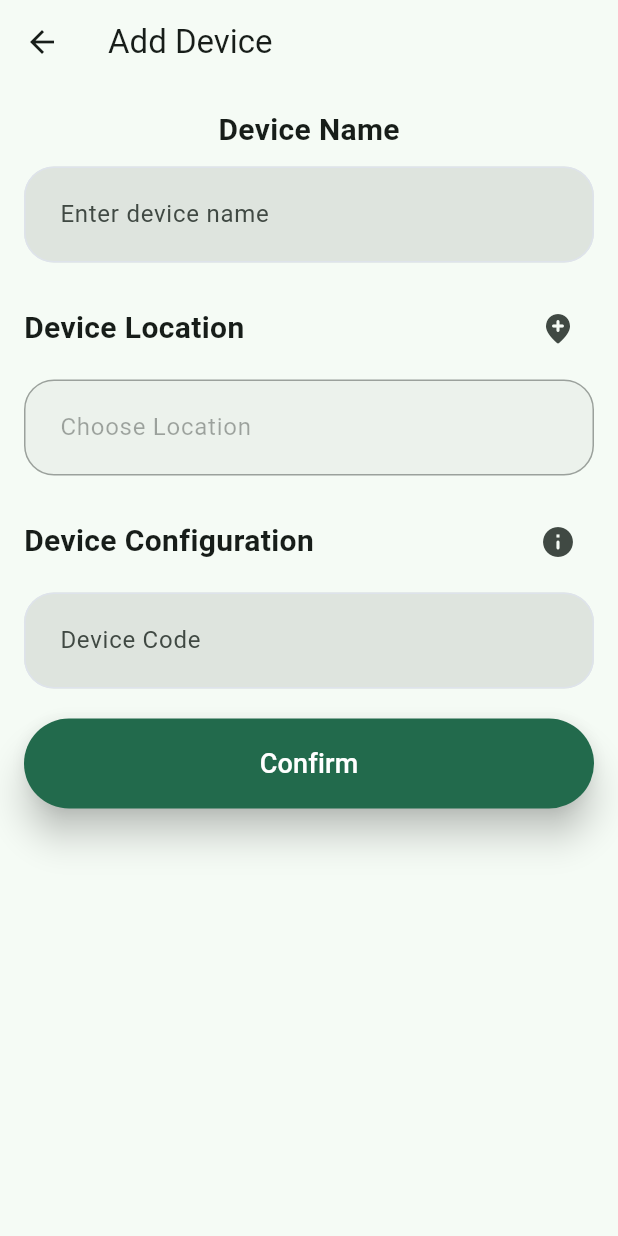
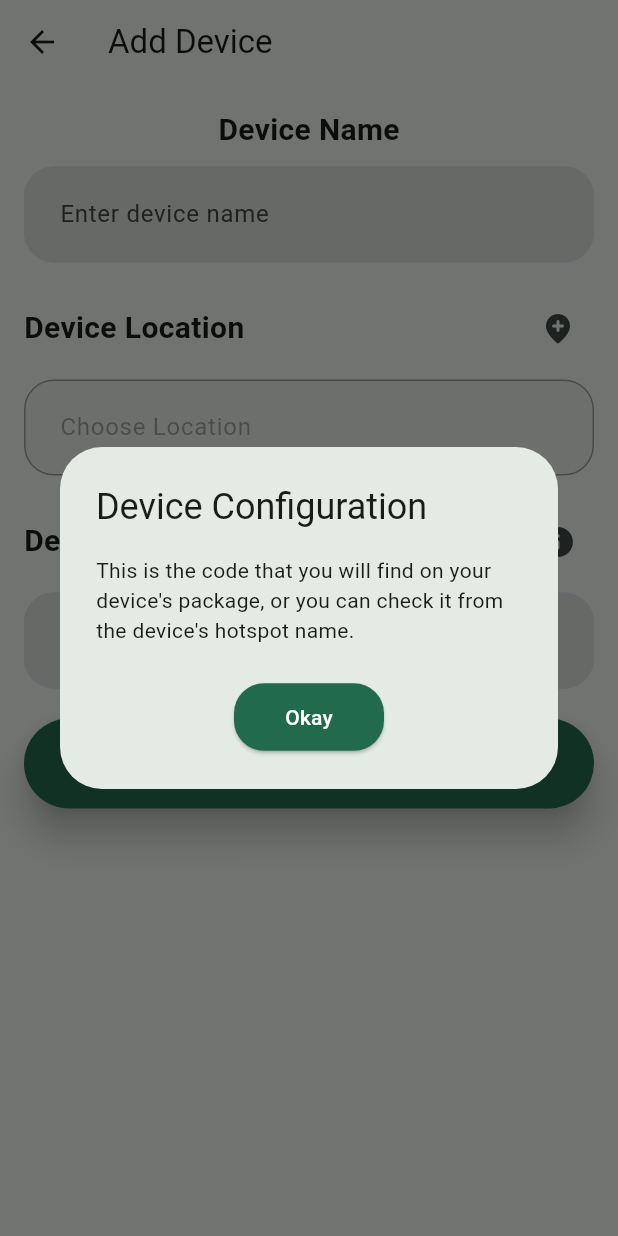
Before and after one commit to ZouheirN/CropSync, a Flutter app: the AddDeviceScreen screen opened by its route, after a tap on the "info" icon, on a phone screen of 412 x 824 dp. Run offline on Flutter 3.47's test engine with Material 3 defaults, Android fonts, the phone set to English and light mode, and no system bars; our stand-ins replace cached_network_image, dio, email_validator, expansion_tile_card, flutter_map, flutter_secure_storage and 18 more; missing offline and left inert: bcrypt, fancy_password_field, flutter_fgbg, flutter_map_tile_caching, very_good_infinite_list; accounts and stored records are empty; project files that could hold a hidden picture were left out.

Commit message:
info button

```diff
--- a/lib/screens/add_device_screen.dart
+++ b/lib/screens/add_device_screen.dart
@@ -77,7 +77,8 @@ class _AddDeviceScreenState extends State<AddDeviceScreen> {
 
       // todo add device and get id
       const id = 10;
-      di<UserModel>().addDevice(id, deviceNameController.text.trim(), deviceCodeController.text.trim());
+      di<UserModel>().addDevice(id, deviceNameController.text.trim(),
+          deviceCodeController.text.trim());
 
       if (!mounted) return;
       Navigator.pop(context);
@@ -205,7 +206,29 @@ class _AddDeviceScreenState extends State<AddDeviceScreen> {
               ),
             ),
             IconButton(
-                onPressed: () async {}, icon: const Icon(Icons.info_rounded))
+                onPressed: () {
+                  showDialog(
+                    context: context,
+                    builder: (context) {
+                      return AlertDialog(
+                        title: const Text('Device Configuration'),
+                        content: const Text(
+                            'This is the code that you will find on your device\'s package, or you can check it from the device\'s hotspot name.'),
+                        actions: [
+                          Center(
+                            child: DialogButton(
+                              text: 'Okay',
+                              onPressed: () {
+                                Navigator.pop(context);
+                              },
+                            ),
+                          ),
+                        ],
+                      );
+                    },
+                  );
+                },
+                icon: const Icon(Icons.info_rounded))
           ],
         ),
         const Gap(10),
```
